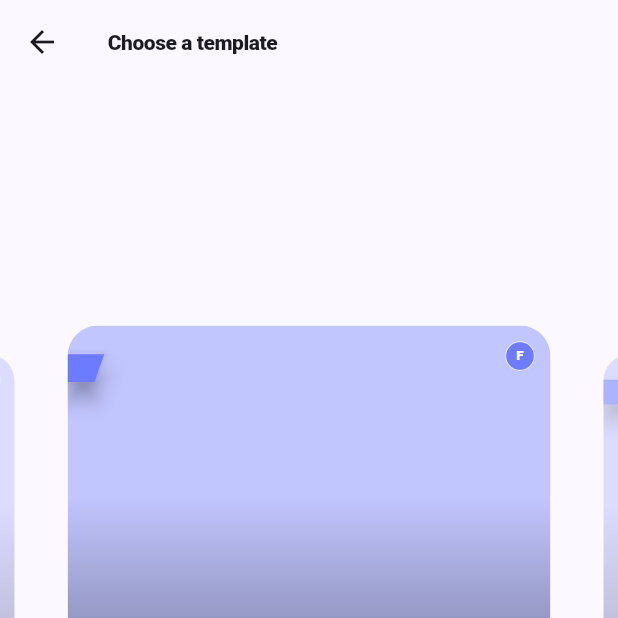
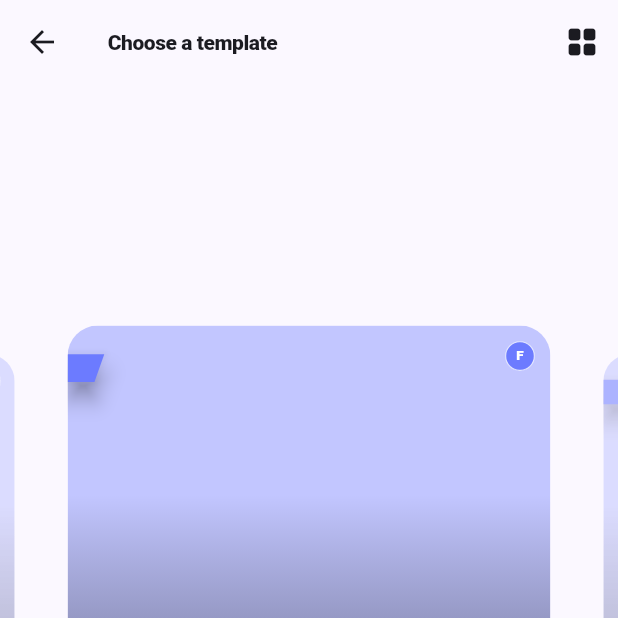
Before and after one commit to AsfaqueAhmed/news-scapper, a Flutter app: the SharePreviewScreen screen opened directly with empty values, swiped to page 2, on a phone screen of 412 x 824 dp, the top half of it. Run offline on Flutter 3.47's test engine with Material 3 defaults, Android fonts, the light colour scheme and no system bars; our stand-ins replace cached_network_image, flutter_riverpod, flutter_secure_storage, share_plus, shared_preferences, supabase_flutter; missing offline and left inert: dart_rss; accounts and stored records are empty; network calls fail.

Commit message:
Add grid view toggle to the share template screen
Lets users scan all templates as a 2-column thumbnail grid instead of
swiping through them one at a time, while keeping the carousel as the
default view.

```diff
--- a/lib/features/news/presentation/screens/share_preview_screen.dart
+++ b/lib/features/news/presentation/screens/share_preview_screen.dart
@@ -9,8 +9,10 @@ import '../../data/share/share_card_renderer.dart';
 import '../../domain/entities/article.dart';
 import '../state/news_providers.dart';
 
-/// Lets the user swipe through ready-made share templates and share
-/// whichever one is centered.
+enum _ViewMode { carousel, grid }
+
+/// Lets the user browse ready-made share templates -- as a swipeable
+/// carousel or a scannable grid -- and share whichever one is selected.
 class SharePreviewScreen extends ConsumerStatefulWidget {
   final Article article;
 
@@ -21,21 +23,28 @@ class SharePreviewScreen extends ConsumerStatefulWidget {
 }
 
 class _SharePreviewScreenState extends ConsumerState<SharePreviewScreen> {
-  final _pageController = PageController(viewportFraction: 0.82);
+  late PageController _pageController;
 
   ui.Image? _image;
   bool _loadingImage = true;
   bool _sharing = false;
   int _currentPage = 0;
+  _ViewMode _viewMode = _ViewMode.carousel;
 
   @override
   void initState() {
     super.initState();
     _loadImage();
-    _pageController.addListener(() {
-      final page = _pageController.page?.round() ?? 0;
+    _pageController = _newPageController(_currentPage);
+  }
+
+  PageController _newPageController(int initialPage) {
+    final controller = PageController(viewportFraction: 0.82, initialPage: initialPage);
+    controller.addListener(() {
+      final page = controller.page?.round() ?? 0;
       if (page != _currentPage) setState(() => _currentPage = page);
     });
+    return controller;
   }
 
   @override
@@ -58,6 +67,22 @@ class _SharePreviewScreenState extends ConsumerState<SharePreviewScreen> {
       return _pageController.page ?? _currentPage.toDouble();
     }
     return _currentPage.toDouble();
+  }
+
+  void _toggleViewMode() {
+    setState(() {
+      if (_viewMode == _ViewMode.carousel) {
+        _viewMode = _ViewMode.grid;
+      } else {
+        _viewMode = _ViewMode.carousel;
+        _pageController.dispose();
+        _pageController = _newPageController(_currentPage);
+      }
+    });
+  }
+
+  void _selectTemplate(int index) {
+    setState(() => _currentPage = index);
   }
 
   Future<void> _share() async {
@@ -86,9 +111,19 @@ class _SharePreviewScreenState extends ConsumerState<SharePreviewScreen> {
   Widget build(BuildContext context) {
     final theme = Theme.of(context);
     final accent = sourceAccent(widget.article.sourceId);
+    final isGrid = _viewMode == _ViewMode.grid;
 
     return Scaffold(
-      appBar: AppBar(title: const Text('Choose a template')),
+      appBar: AppBar(
+        title: const Text('Choose a template'),
+        actions: [
+          IconButton(
+            icon: Icon(isGrid ? Icons.view_carousel_rounded : Icons.grid_view_rounded),
+            tooltip: isGrid ? 'Switch to carousel view' : 'Switch to grid view',
+            onPressed: _loadingImage ? null : _toggleViewMode,
+          ),
+        ],
+      ),
       body: SafeArea(
         child: Column(
           children: [
@@ -96,13 +131,12 @@ class _SharePreviewScreenState extends ConsumerState<SharePreviewScreen> {
             Expanded(
               child: _loadingImage
                   ? Center(child: CircularProgressIndicator(color: accent))
-                  : PageView.builder(
-                      controller: _pageController,
-                      itemCount: shareTemplates.length,
-                      itemBuilder: (context, index) => _buildCard(index, accent),
-                    ),
+                  : isGrid
+                      ? _buildGrid(accent)
+                      : _buildCarousel(accent),
             ),
             const SizedBox(height: 18),
+            if (!isGrid)
               Row(
                 mainAxisAlignment: MainAxisAlignment.center,
                 children: List.generate(shareTemplates.length, (index) {
@@ -144,11 +178,88 @@ class _SharePreviewScreenState extends ConsumerState<SharePreviewScreen> {
     );
   }
 
-  Widget _buildCard(int index, Color accent) {
-    final template = shareTemplates[index];
+  Widget _buildCarousel(Color accent) {
+    return PageView.builder(
+      controller: _pageController,
+      itemCount: shareTemplates.length,
+      itemBuilder: (context, index) => _buildCarouselCard(index, accent),
+    );
+  }
+
+  Widget _buildCarouselCard(int index, Color accent) {
     final card = Padding(
       padding: const EdgeInsets.symmetric(horizontal: 8, vertical: 12),
-      child: AspectRatio(
+      child: _templateCard(index, accent),
+    );
+
+    return AnimatedBuilder(
+      animation: _pageController,
+      builder: (context, child) {
+        final diff = (index - _currentPageOffset()).abs().clamp(0.0, 1.0);
+        final scale = 1 - diff * 0.12;
+        final opacity = 1 - diff * 0.45;
+        return Center(
+          child: Opacity(
+            opacity: opacity,
+            child: Transform.scale(scale: scale, child: child),
+          ),
+        );
+      },
+      child: card,
+    );
+  }
+
+  Widget _buildGrid(Color accent) {
+    return GridView.builder(
+      padding: const EdgeInsets.symmetric(horizontal: 16, vertical: 8),
+      gridDelegate: const SliverGridDelegateWithFixedCrossAxisCount(
+        crossAxisCount: 2,
+        mainAxisSpacing: 16,
+        crossAxisSpacing: 16,
+        childAspectRatio: 0.82,
+      ),
+      itemCount: shareTemplates.length,
+      itemBuilder: (context, index) {
+        final selected = index == _currentPage;
+        return GestureDetector(
+          onTap: () => _selectTemplate(index),
+          child: Column(
+            crossAxisAlignment: CrossAxisAlignment.stretch,
+            children: [
+              Expanded(
+                child: Container(
+                  padding: const EdgeInsets.all(2),
+                  decoration: BoxDecoration(
+                    borderRadius: BorderRadius.circular(20),
+                    border: Border.all(
+                      color: selected ? accent : Colors.transparent,
+                      width: 3,
+                    ),
+                  ),
+                  child: _templateCard(index, accent),
+                ),
+              ),
+              const SizedBox(height: 6),
+              Text(
+                shareTemplates[index].label,
+                textAlign: TextAlign.center,
+                maxLines: 1,
+                overflow: TextOverflow.ellipsis,
+                style: Theme.of(context).textTheme.labelSmall?.copyWith(
+                      color: selected ? accent : Theme.of(context).colorScheme.onSurfaceVariant,
+                      fontWeight: selected ? FontWeight.w700 : FontWeight.w500,
+                    ),
+              ),
+            ],
+          ),
+        );
+      },
+    );
+  }
+
+  Widget _templateCard(int index, Color accent) {
+    final template = shareTemplates[index];
+    return AspectRatio(
       aspectRatio: ShareCardRenderer.aspectRatio,
       child: ClipRRect(
         borderRadius: BorderRadius.circular(20),
@@ -168,23 +279,6 @@ class _SharePreviewScreenState extends ConsumerState<SharePreviewScreen> {
           ),
         ),
       ),
-      ),
-    );
-
-    return AnimatedBuilder(
-      animation: _pageController,
-      builder: (context, child) {
-        final diff = (index - _currentPageOffset()).abs().clamp(0.0, 1.0);
-        final scale = 1 - diff * 0.12;
-        final opacity = 1 - diff * 0.45;
-        return Center(
-          child: Opacity(
-            opacity: opacity,
-            child: Transform.scale(scale: scale, child: child),
-          ),
-        );
-      },
-      child: card,
     );
   }
 }
```
Lines whose indentation alone changed are shown as unchanged.
